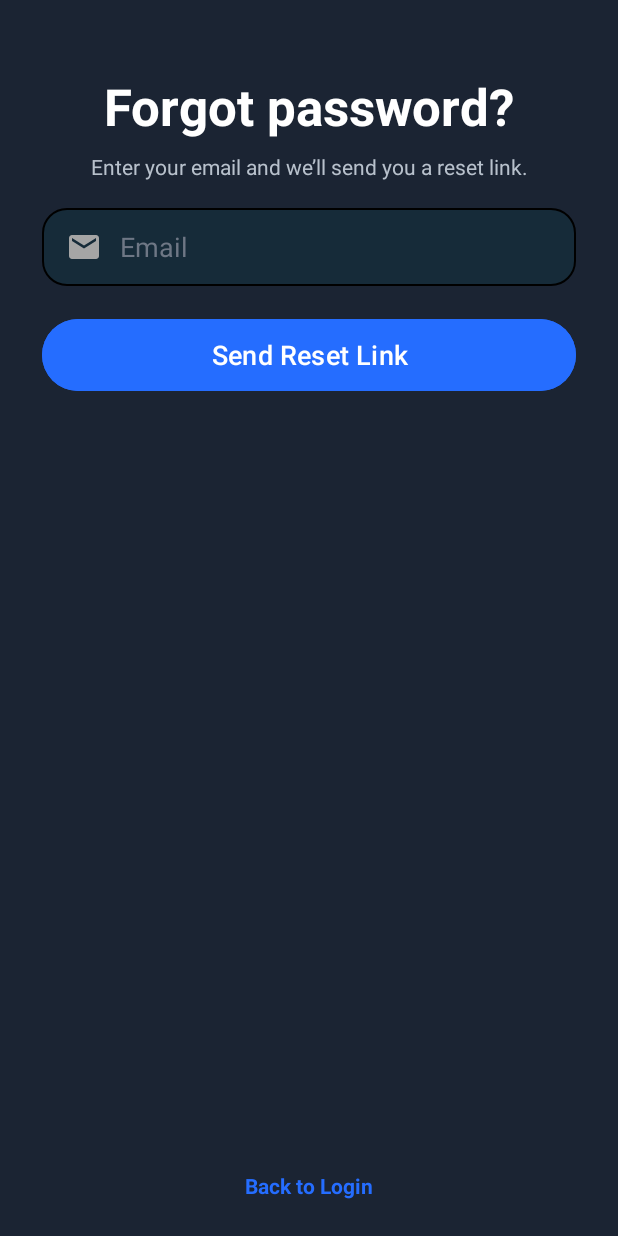
After one commit to Amit-Halaly/GoCode, an Android app: the layout activity_forgot_password.xml on its own in the app's theme, with its tools: preview values and no code run, on a phone screen of 412 x 824 dp. The commit adds this screen. Run offline under Robolectric (Android 15) with nearby library versions, the phone set to English and light mode, and no system bars.

Commit message:
create & design activity forgot password

```diff
--- /dev/null
+++ b/app/src/main/res/layout/activity_forgot_password.xml
@@ -0,0 +1,89 @@
+<?xml version="1.0" encoding="utf-8"?>
+<androidx.constraintlayout.widget.ConstraintLayout
+    xmlns:android="http://schemas.android.com/apk/res/android"
+    xmlns:app="http://schemas.android.com/apk/res-auto"
+    android:layout_width="match_parent"
+    android:layout_height="match_parent"
+    android:background="@color/login_background">
+
+    <TextView
+        android:id="@+id/tvTitle"
+        android:layout_width="wrap_content"
+        android:layout_height="wrap_content"
+        android:layout_marginTop="48dp"
+        android:text="@string/forgot_password"
+        android:textColor="@color/white"
+        android:textSize="34sp"
+        android:textStyle="bold"
+        app:layout_constraintTop_toTopOf="parent"
+        app:layout_constraintStart_toStartOf="parent"
+        app:layout_constraintEnd_toEndOf="parent"/>
+
+    <TextView
+        android:id="@+id/tvSubtitle"
+        android:layout_width="0dp"
+        android:layout_height="wrap_content"
+        android:layout_marginTop="8dp"
+        android:layout_marginStart="28dp"
+        android:layout_marginEnd="28dp"
+        android:gravity="center"
+        android:text="@string/enter_email_for_reset"
+        android:textColor="@color/text_color"
+        android:textSize="14sp"
+        app:layout_constraintTop_toBottomOf="@id/tvTitle"
+        app:layout_constraintStart_toStartOf="parent"
+        app:layout_constraintEnd_toEndOf="parent"/>
+
+    <EditText
+        android:id="@+id/etEmail"
+        android:layout_width="0dp"
+        android:layout_height="52dp"
+        android:layout_marginTop="18dp"
+        android:layout_marginStart="28dp"
+        android:layout_marginEnd="28dp"
+        android:autofillHints=""
+        android:background="@drawable/bg_input"
+        android:drawableStart="@drawable/ic_email"
+        android:drawablePadding="12dp"
+        android:hint="@string/email"
+        android:inputType="textEmailAddress"
+        android:paddingStart="16dp"
+        android:paddingEnd="16dp"
+        android:singleLine="true"
+        android:textColor="@color/white"
+        android:textColorHint="@color/gray"
+        app:layout_constraintTop_toBottomOf="@id/tvSubtitle"
+        app:layout_constraintStart_toStartOf="parent"
+        app:layout_constraintEnd_toEndOf="parent"/>
+
+    <Button
+        android:id="@+id/btnSendReset"
+        android:layout_width="0dp"
+        android:layout_height="56dp"
+        android:layout_marginTop="18dp"
+        android:layout_marginStart="28dp"
+        android:layout_marginEnd="28dp"
+        android:text="@string/send_reset_link"
+        android:textAllCaps="false"
+        android:textSize="18sp"
+        android:textColor="@android:color/white"
+        android:backgroundTint="@color/lite_blue"
+        android:stateListAnimator="@null"
+        app:layout_constraintTop_toBottomOf="@id/etEmail"
+        app:layout_constraintStart_toStartOf="parent"
+        app:layout_constraintEnd_toEndOf="parent"/>
+
+    <TextView
+        android:id="@+id/tvBackToLogin"
+        android:layout_width="wrap_content"
+        android:layout_height="wrap_content"
+        android:layout_marginBottom="24dp"
+        android:text="@string/back_to_login"
+        android:textColor="@color/lite_blue"
+        android:textStyle="bold"
+        android:textSize="14sp"
+        app:layout_constraintBottom_toBottomOf="parent"
+        app:layout_constraintStart_toStartOf="parent"
+        app:layout_constraintEnd_toEndOf="parent"/>
+
+</androidx.constraintlayout.widget.ConstraintLayout>
--- a/app/src/main/res/values/strings.xml
+++ b/app/src/main/res/values/strings.xml
@@ -18,4 +18,7 @@
     <string name="confirm_password">Confirm Password</string>
     <string name="create_account">Create Account</string>
     <string name="todo">TODO</string>
+    <string name="enter_email_for_reset">Enter your email and we’ll send you a reset link.</string>
+    <string name="send_reset_link">Send Reset Link</string>
+
 </resources>
```
